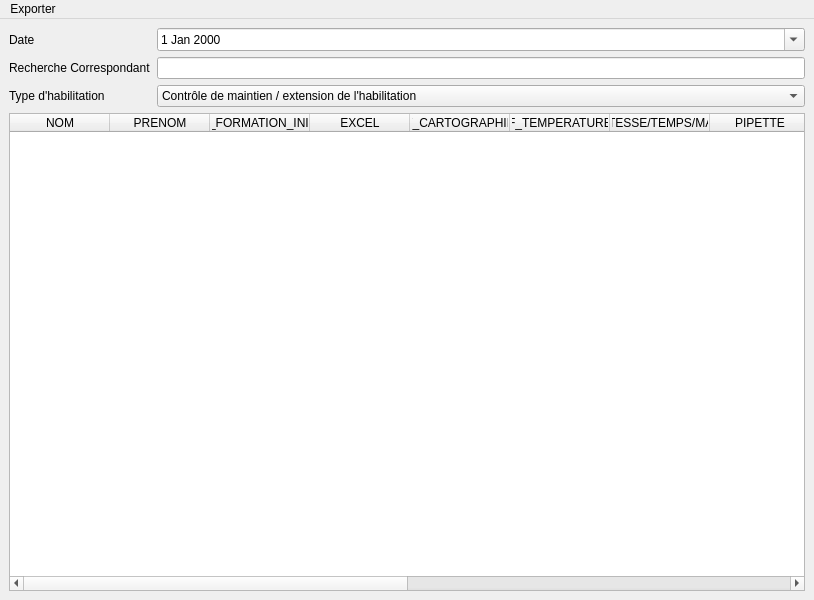
Old version of the form GUI/CMR.ui in the repository Pepou/Habilitation-CMR.
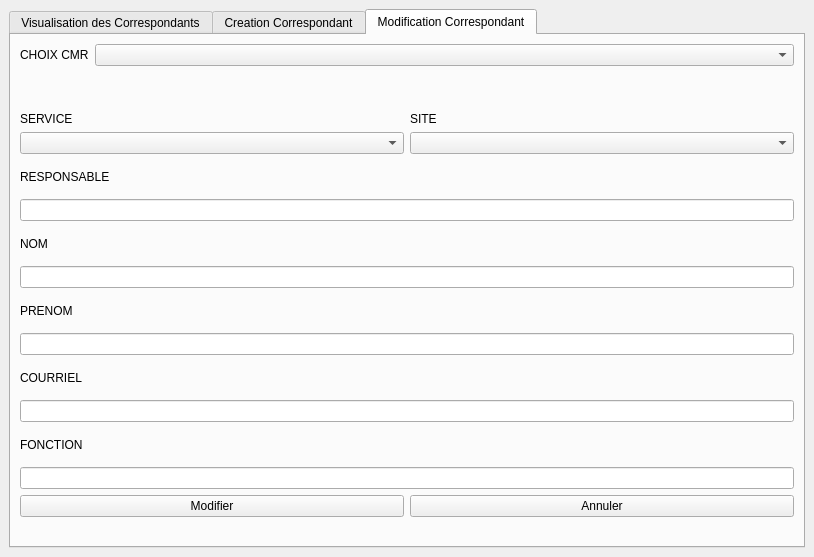
New version of the form. The open tabs and pages were chosen to show the change.

Commit message: creation cmr

```diff
--- a/GUI/CMR.ui
+++ b/GUI/CMR.ui
@@ -7,7 +7,7 @@
     <x>0</x>
     <y>0</y>
     <width>814</width>
-    <height>600</height>
+    <height>557</height>
    </rect>
   </property>
   <property name="windowTitle">
@@ -16,151 +16,355 @@
   <widget class="QWidget" name="centralWidget">
    <layout class="QVBoxLayout" name="verticalLayout">
     <item>
-     <layout class="QFormLayout" name="formLayout">
-      <item row="0" column="0">
+     <widget class="QTabWidget" name="tabWidget">
+      <property name="currentIndex">
+       <number>0</number>
+      </property>
+      <widget class="QWidget" name="tab">
+       <attribute name="title">
+        <string>Visualisation des Correspondants</string>
+       </attribute>
+       <layout class="QVBoxLayout" name="verticalLayout_2">
+        <item>
+         <layout class="QHBoxLayout" name="horizontalLayout">
+          <item>
+           <widget class="QLabel" name="label_recherche">
+            <property name="text">
+             <string>Rechercher</string>
+            </property>
+           </widget>
+          </item>
+          <item>
+           <widget class="QLineEdit" name="lineEdit_recherche"/>
+          </item>
+         </layout>
+        </item>
+        <item>
+         <widget class="QTableWidget" name="tableWidget_cmr">
+          <property name="alternatingRowColors">
+           <bool>true</bool>
+          </property>
+          <column>
+           <property name="text">
+            <string>NOM</string>
+           </property>
+          </column>
+          <column>
+           <property name="text">
+            <string>PRENOM</string>
+           </property>
+          </column>
+          <column>
+           <property name="text">
+            <string>COURRIEL</string>
+           </property>
+          </column>
+          <column>
+           <property name="text">
+            <string>FONCTION</string>
+           </property>
+          </column>
+          <column>
+           <property name="text">
+            <string>SITE</string>
+           </property>
+          </column>
+          <column>
+           <property name="text">
+            <string>SERVICE</string>
+           </property>
+          </column>
+          <column>
+           <property name="text">
+            <string>RESPONSABLE</string>
+           </property>
+          </column>
+          <column>
+           <property name="text">
+            <string>EN ACTIVITE</string>
+           </property>
+          </column>
+         </widget>
+        </item>
+       </layout>
+      </widget>
+      <widget class="QWidget" name="tab_2">
+       <attribute name="title">
+        <string>Creation Correspondant</string>
+       </attribute>
+       <layout class="QVBoxLayout" name="verticalLayout_3">
+        <item>
+         <widget class="QLabel" name="label_4">
+          <property name="text">
+           <string>SITE</string>
+          </property>
+         </widget>
+        </item>
+        <item>
+         <widget class="QComboBox" name="comboBox_site"/>
+        </item>
+        <item>
        <widget class="QLabel" name="label">
         <property name="text">
-         <string>Date  </string>
+           <string>SERVICE</string>
         </property>
        </widget>
       </item>
-      <item row="1" column="0">
+        <item>
+         <widget class="QComboBox" name="comboBox_service"/>
+        </item>
+        <item>
+         <widget class="QLabel" name="label_7">
+          <property name="text">
+           <string>RESPONSABLE</string>
+          </property>
+         </widget>
+        </item>
+        <item>
+         <widget class="QLineEdit" name="lineEdit_responsable"/>
+        </item>
+        <item>
        <widget class="QLabel" name="label_2">
         <property name="text">
-         <string>Recherche Correspondant</string>
+           <string>NOM</string>
         </property>
        </widget>
       </item>
-      <item row="2" column="0">
+        <item>
+         <widget class="QLineEdit" name="lineEdit_nom"/>
+        </item>
+        <item>
        <widget class="QLabel" name="label_3">
         <property name="text">
-         <string>Type d'habilitation</string>
-        </property>
-       </widget>
+           <string>PRENOM</string>
+          </property>
+         </widget>
+        </item>
+        <item>
+         <widget class="QLineEdit" name="lineEdit_prenom"/>
+        </item>
+        <item>
+         <widget class="QLabel" name="label_6">
+          <property name="text">
+           <string>COURRIEL</string>
+          </property>
+         </widget>
+        </item>
+        <item>
+         <widget class="QLineEdit" name="lineEdit_courriel"/>
+        </item>
+        <item>
+         <widget class="QLabel" name="label_5">
+          <property name="text">
+           <string>FONCTION</string>
+          </property>
+         </widget>
+        </item>
+        <item>
+         <widget class="QLineEdit" name="lineEdit_fonction"/>
+        </item>
+        <item>
+         <layout class="QFormLayout" name="formLayout">
+          <item row="0" column="0">
+           <spacer name="horizontalSpacer">
+            <property name="orientation">
+             <enum>Qt::Horizontal</enum>
+            </property>
+            <property name="sizeHint" stdset="0">
+             <size>
+              <width>40</width>
+              <height>20</height>
+             </size>
+            </property>
+           </spacer>
       </item>
       <item row="0" column="1">
-       <widget class="QDateEdit" name="dateEdit">
-        <property name="wrapping">
-         <bool>false</bool>
-        </property>
-        <property name="accelerated">
-         <bool>false</bool>
-        </property>
-        <property name="calendarPopup">
-         <bool>true</bool>
+           <layout class="QHBoxLayout" name="horizontalLayout_3">
+            <property name="sizeConstraint">
+             <enum>QLayout::SetFixedSize</enum>
+            </property>
+            <item>
+             <widget class="QPushButton" name="pushButton_enregistrer_nouv_cmr">
+              <property name="text">
+               <string>Enregistrer</string>
+              </property>
+             </widget>
+            </item>
+            <item>
+             <widget class="QPushButton" name="pushButton_2">
+              <property name="text">
+               <string>Annuler</string>
         </property>
        </widget>
       </item>
-      <item row="1" column="1">
-       <widget class="QLineEdit" name="lineEdit_cmr"/>
-      </item>
-      <item row="2" column="1">
-       <widget class="QComboBox" name="comboBox">
+           </layout>
+          </item>
+         </layout>
+        </item>
+       </layout>
+      </widget>
+      <widget class="QWidget" name="tab_3">
+       <attribute name="title">
+        <string>Modification Correspondant</string>
+       </attribute>
+       <layout class="QVBoxLayout" name="verticalLayout_6">
         <item>
+         <layout class="QHBoxLayout" name="horizontalLayout_5">
+          <item>
+           <widget class="QLabel" name="label_15">
+            <property name="sizePolicy">
+             <sizepolicy hsizetype="Fixed" vsizetype="Preferred">
+              <horstretch>0</horstretch>
+              <verstretch>0</verstretch>
+             </sizepolicy>
+            </property>
          <property name="text">
-          <string>Contrôle de maintien / extension de l'habilitation</string>
-         </property>
+             <string>CHOIX CMR</string>
+            </property>
+           </widget>
         </item>
         <item>
+           <widget class="QComboBox" name="comboBox_selet_cmr"/>
+          </item>
+         </layout>
+        </item>
+        <item>
+         <spacer name="verticalSpacer">
+          <property name="orientation">
+           <enum>Qt::Vertical</enum>
+          </property>
+          <property name="sizeType">
+           <enum>QSizePolicy::Fixed</enum>
+          </property>
+          <property name="sizeHint" stdset="0">
+           <size>
+            <width>20</width>
+            <height>40</height>
+           </size>
+          </property>
+         </spacer>
+        </item>
+        <item>
+         <layout class="QHBoxLayout" name="horizontalLayout_2">
+          <item>
+           <layout class="QVBoxLayout" name="verticalLayout_5">
+            <item>
+             <widget class="QLabel" name="label_9">
          <property name="text">
-          <string>Habilitation avant prise de poste</string>
-         </property>
-        </item>
-       </widget>
-      </item>
-     </layout>
-    </item>
+               <string>SERVICE</string>
+              </property>
+             </widget>
+            </item>
+            <item>
+             <widget class="QComboBox" name="comboBox_3"/>
+            </item>
+           </layout>
+          </item>
+          <item>
+           <layout class="QVBoxLayout" name="verticalLayout_4">
+            <item>
+             <widget class="QLabel" name="label_13">
+              <property name="text">
+               <string>SITE</string>
+              </property>
+             </widget>
+            </item>
+            <item>
+             <widget class="QComboBox" name="comboBox_4"/>
+            </item>
+           </layout>
+          </item>
+         </layout>
+        </item>
     <item>
-     <widget class="QTableWidget" name="tableWidget">
-      <column>
+         <widget class="QLabel" name="label_12">
+          <property name="text">
+           <string>RESPONSABLE</string>
+          </property>
+         </widget>
+        </item>
+        <item>
+         <widget class="QLineEdit" name="lineEdit_responsable_2"/>
+        </item>
+        <item>
+         <widget class="QLabel" name="label_8">
        <property name="text">
         <string>NOM</string>
        </property>
-      </column>
-      <column>
+         </widget>
+        </item>
+        <item>
+         <widget class="QLineEdit" name="lineEdit_nom_2"/>
+        </item>
+        <item>
+         <widget class="QLabel" name="label_14">
        <property name="text">
         <string>PRENOM</string>
        </property>
-      </column>
-      <column>
+         </widget>
+        </item>
+        <item>
+         <widget class="QLineEdit" name="lineEdit_prenom_2"/>
+        </item>
+        <item>
+         <widget class="QLabel" name="label_10">
        <property name="text">
-        <string>DATE_FORMATION_INITIALE</string>
-       </property>
-      </column>
-      <column>
+           <string>COURRIEL</string>
+          </property>
+         </widget>
+        </item>
+        <item>
+         <widget class="QLineEdit" name="lineEdit_courriel_2"/>
+        </item>
+        <item>
+         <widget class="QLabel" name="label_11">
        <property name="text">
-        <string>EXCEL</string>
-       </property>
-      </column>
-      <column>
-       <property name="text">
-        <string>F_CARTOGRAPHIE</string>
-       </property>
-      </column>
-      <column>
+           <string>FONCTION</string>
+          </property>
+         </widget>
+        </item>
+        <item>
+         <widget class="QLineEdit" name="lineEdit_fonction_2"/>
+        </item>
+        <item>
+         <layout class="QHBoxLayout" name="horizontalLayout_4">
+          <property name="sizeConstraint">
+           <enum>QLayout::SetFixedSize</enum>
+          </property>
+          <item>
+           <widget class="QPushButton" name="pushButton_3">
        <property name="text">
-        <string>F_TEMPERATURE</string>
-       </property>
-      </column>
-      <column>
+             <string>Modifier</string>
+            </property>
+           </widget>
+          </item>
+          <item>
+           <widget class="QPushButton" name="pushButton_4">
        <property name="text">
-        <string>F_VITESSE/TEMPS/MASSE</string>
-       </property>
-      </column>
-      <column>
-       <property name="text">
-        <string>PIPETTE</string>
-       </property>
-      </column>
-      <column>
-       <property name="text">
-        <string>ACTE_TEMPS</string>
-       </property>
-      </column>
-      <column>
-       <property name="text">
-        <string>ACTE_VITESSE</string>
-       </property>
-      </column>
-      <column>
-       <property name="text">
-        <string>ACTE_TEMPRATURE</string>
-       </property>
-      </column>
-      <column>
-       <property name="text">
-        <string>ACTE_CARTO</string>
-       </property>
-      </column>
-      <column>
-       <property name="text">
-        <string>INTRA_CARTO</string>
-       </property>
-      </column>
-      <column>
-       <property name="text">
-        <string>INTRA_VITESSE_TEMPS</string>
-       </property>
-      </column>
+             <string>Annuler</string>
+            </property>
      </widget>
     </item>
    </layout>
-  </widget>
-  <widget class="QMenuBar" name="menuBar">
-   <property name="geometry">
-    <rect>
-     <x>0</x>
-     <y>0</y>
-     <width>814</width>
-     <height>21</height>
-    </rect>
-   </property>
-   <widget class="QMenu" name="menuExporter">
-    <property name="title">
-     <string>Exporter</string>
-    </property>
-   </widget>
-   <addaction name="menuExporter"/>
+        </item>
+        <item>
+         <spacer name="horizontalSpacer_2">
+          <property name="orientation">
+           <enum>Qt::Horizontal</enum>
+          </property>
+          <property name="sizeHint" stdset="0">
+           <size>
+            <width>769</width>
+            <height>20</height>
+           </size>
+          </property>
+         </spacer>
+        </item>
+       </layout>
+      </widget>
+     </widget>
+    </item>
+   </layout>
   </widget>
  </widget>
  <resources/>
```
Left out of the diff: 6 changed lines with no effect on the pictures. Lines whose indentation alone changed are shown as unchanged. The commit also changes 7 other files.
